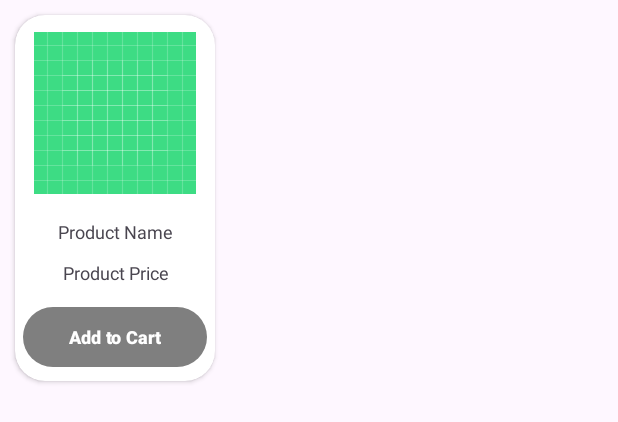
After one commit to nhduchuy2306/prm-project, an Android app: the layout product_item.xml on its own in the app's theme, with its tools: preview values and no code run, on a phone screen of 412 x 824 dp. The commit adds this screen. Shown: the top 422 px of the screen. Run offline under Robolectric (Android 15) with nearby library versions, the phone set to English and light mode, and no system bars.

```diff
--- a/app/src/main/AndroidManifest.xml
+++ b/app/src/main/AndroidManifest.xml
@@ -3,6 +3,7 @@
     xmlns:tools="http://schemas.android.com/tools">
 
     <uses-permission android:name="android.permission.ACCESS_NETWORK_STATE" />
+    <uses-permission android:name="android.permission.INTERNET"/>
 
     <application
         android:allowBackup="true"
--- /dev/null
+++ b/app/src/main/res/layout/product_item.xml
@@ -0,0 +1,53 @@
+<?xml version="1.0" encoding="utf-8"?>
+<androidx.cardview.widget.CardView
+    xmlns:android="http://schemas.android.com/apk/res/android"
+    xmlns:app="http://schemas.android.com/apk/res-auto"
+    android:layout_height="wrap_content"
+    android:layout_width="wrap_content"
+    android:layout_margin="10dp"
+    app:cardCornerRadius="20sp">
+    <LinearLayout
+        android:id="@+id/product_item_layout"
+        android:orientation="vertical"
+        android:gravity="center"
+        android:layout_width="match_parent"
+        android:layout_height="match_parent">
+
+        <ImageView
+            android:layout_width="match_parent"
+            android:layout_height="120dp"
+            android:id="@+id/product_item_image"
+            android:src="@drawable/ic_launcher_background"
+            android:layout_margin="5dp"
+            android:padding="7dp"
+            android:scaleType="centerCrop" />
+
+        <TextView
+            android:layout_width="match_parent"
+            android:layout_height="wrap_content"
+            android:id="@+id/product_item_name"
+            android:text="Product Name"
+            android:textSize="12sp"
+            android:gravity="center"
+            android:layout_margin="5dp"/>
+
+        <TextView
+            android:layout_width="match_parent"
+            android:layout_height="wrap_content"
+            android:id="@+id/product_item_price"
+            android:text="Product Price"
+            android:textSize="12sp"
+            android:gravity="center"
+            android:layout_margin="5dp"/>
+
+        <Button
+            android:layout_width="match_parent"
+            android:layout_height="wrap_content"
+            android:id="@+id/product_item_add_to_cart"
+            android:text="Add to Cart"
+            android:textSize="12sp"
+            android:textStyle="bold"
+            android:layout_margin="5dp"
+            app:cornerRadius="20dp"/>
+    </LinearLayout>
+</androidx.cardview.widget.CardView>
```
Also changed, not shown: app/build.gradle (+6 -4 lines), app/src/main/java/com/example/gearmobile/adapters/ProductAdapter.java (+72 -1 lines), app/src/main/java/com/example/gearmobile/fragments/ExploreFragment.java (+62 -0 lines), app/src/main/java/com/example/gearmobile/interfaces/ICardItemClick.java (added, +8 -0 lines), app/src/main/java/com/example/gearmobile/models/Product.java (+31 -25 lines), app/src/main/java/com/example/gearmobile/models/ProductModel.java (added, +40 -0 lines), app/src/main/java/com/example/gearmobile/services/ProductService.java (+27 -1 lines), app/src/main/res/layout/fragment_explore.xml (+17 -8 lines).
